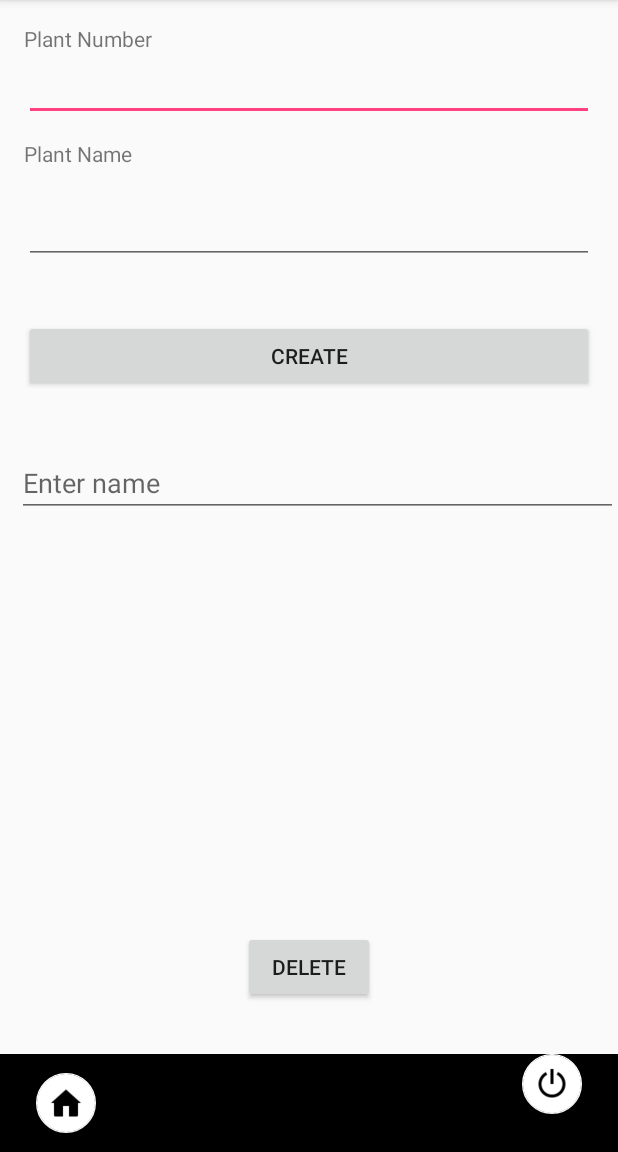
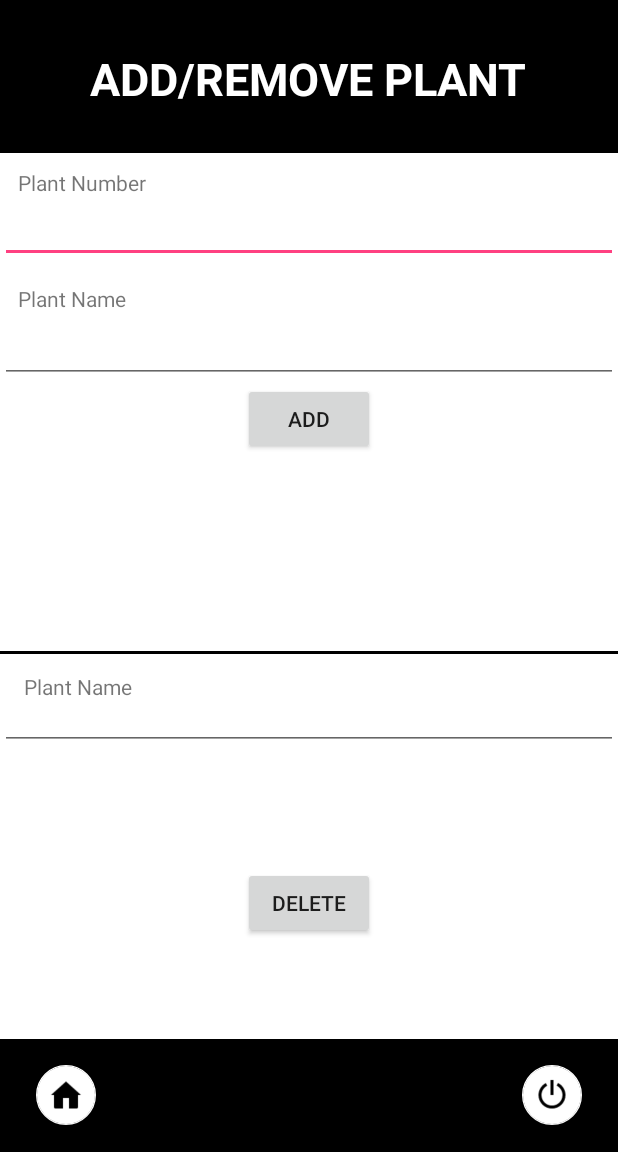
Before and after one commit to gupta-meghna64/Varuna, an Android app: the Addplant screen opened directly, with no data from a screen before it, on a phone screen of 412 x 824 dp, the part 84-1236 px from its top. Run offline under Robolectric (Android 15) with nearby library versions, the light colour scheme and no system bars; our stand-ins replace Firebase (no records; nobody signed in at launch, a user with empty details on screens opened directly); libraries missing offline, so code that uses them is left out: com.firebase.client; 1 statement that could not run was skipped.

Commit message:
Update add_plant.xml

```diff
--- a/app/src/main/res/layout/add_plant.xml
+++ b/app/src/main/res/layout/add_plant.xml
@@ -4,100 +4,176 @@
     android:layout_height="match_parent"
     xmlns:app="http://schemas.android.com/apk/res-auto"
     android:orientation="vertical"
-
+    android:id="@+id/aboutMainOutsideLayout"
     tools:context="com.example.kampaani.Addplant"
     android:clipToPadding="false"
-    android:weightSum="1">
-    <RelativeLayout
+    android:weightSum="1"
+    android:background="#000000"
+    >
+    <TextView
+        android:id="@+id/detailsHeading"
         android:layout_width="wrap_content"
         android:layout_height="wrap_content"
-        android:paddingLeft="16dp"
-        android:paddingRight="16dp"
-        android:paddingTop="16dp"
-        android:paddingBottom="16dp"
-        android:id="@+id/relativeLayout2"
+        android:text="ADD/REMOVE PLANT"
+        android:textSize="30dp"
+        android:textColor="#FFFFFF"
+        android:textStyle="bold"
+        android:layout_below="@+id/addPlantHeader"
+        android:layout_above="@+id/addPlantContent"
+        android:layout_centerHorizontal="true"
+        android:layout_marginTop="32dp"/>
+
+
+    <View
+        android:layout_width="match_parent"
+        android:layout_height="2dp"
+        android:layout_above="@+id/addPlantBottomBar"
+        android:background="#000000"
+        android:id="@+id/addPlantBottom"
+        />
+
+    <View
+        android:layout_width="match_parent"
+        android:layout_height="2dp"
+        android:layout_marginTop="100dp"
+        android:background="#000000"
+        android:id="@+id/addPlantHeading"
+        />
+
+    <RelativeLayout
+        android:layout_width="match_parent"
+        android:layout_height="match_parent"
+        android:layout_above="@+id/addPlantHeading"
+        android:id="@+id/addPlantHeader"
+        android:background="#000000"
+        >
+
+
+    </RelativeLayout>
+
+    <RelativeLayout
+        android:layout_width="match_parent"
+        android:layout_height="match_parent"
+        android:id="@+id/addPlantContent"
+        android:background="#FFFFFF"
+        android:layout_below="@+id/addPlantHeading"
+        android:layout_alignParentLeft="true"
+        android:layout_alignParentStart="true">
+
+        <RelativeLayout
+            android:layout_width="match_parent"
+            android:layout_height="match_parent"
+            android:layout_above="@+id/middle"
+            android:id="@+id/addPlantSection"
+            >
+
+            <TextView
+                android:layout_width="wrap_content"
+                android:layout_height="wrap_content"
+                android:text="Plant Number"
+                android:id="@+id/textView8"
                 android:layout_alignParentTop="true"
                 android:layout_alignParentLeft="true"
-        android:layout_alignParentStart="true">
-        <TextView
-            android:text="Plant Number"
+                android:layout_alignParentStart="true"
+                android:layout_marginLeft="12dp"
+                android:layout_marginStart="12dp"
+                android:layout_marginTop="10dp" />
+
+            <EditText
                 android:layout_width="match_parent"
                 android:layout_height="wrap_content"
-            android:id="@+id/textView3" />
+                android:id="@+id/editTextName"
+                android:layout_below="@+id/textView8"
+                android:layout_alignParentLeft="true"
+                android:layout_alignParentStart="true"
+                android:layout_marginTop="11dp"
+                android:padding="4dp"/>
+
+            <TextView
+                android:layout_width="wrap_content"
+                android:layout_height="wrap_content"
+                android:text="Plant Name"
+                android:layout_marginTop="14dp"
+                android:layout_below="@+id/editTextName"
+                android:layout_alignLeft="@+id/textView8"
+                android:layout_alignStart="@+id/textView8"
+                android:id="@+id/textView9" />
 
             <EditText
-            android:id="@+id/editTextNumber"
                 android:layout_width="match_parent"
                 android:layout_height="wrap_content"
-            android:layout_below="@+id/textView3"
+                android:id="@+id/editTextNumber"
+                android:padding="4dp"
+                android:layout_below="@+id/textView9"
                 android:layout_alignParentLeft="true"
-            android:layout_alignParentStart="true" />
+                android:layout_alignParentStart="true"
+                android:layout_marginTop="14dp" />
 
+            <Button
+                android:id="@+id/buttonSave"
+                android:layout_width="wrap_content"
+                android:layout_height="wrap_content"
+                android:text="ADD"
+                android:layout_below="@+id/editTextNumber"
+                android:layout_centerHorizontal="true" />
+        </RelativeLayout>
+
+        <RelativeLayout
+            android:layout_width="match_parent"
+            android:layout_height="match_parent"
+            android:layout_below="@+id/middle"
+            android:id="@+id/removePlantSection"
+            >
 
             <TextView
+                android:id="@+id/textView10"
+                android:layout_width="wrap_content"
+                android:layout_height="wrap_content"
+                android:layout_marginLeft="16dp"
+                android:layout_marginStart="16dp"
                 android:text="Plant Name"
-            android:layout_width="match_parent"
-            android:layout_height="wrap_content"
-            android:layout_below="@+id/editTextNumber"
+                android:layout_alignParentTop="true"
                 android:layout_alignParentLeft="true"
                 android:layout_alignParentStart="true"
                 android:layout_marginTop="12dp" />
 
             <EditText
-            android:id="@+id/editTextName"
-            android:layout_width="match_parent"
-            android:layout_height="wrap_content"
-            android:layout_below="@+id/editTextNumber"
-            android:layout_alignParentLeft="true"
-            android:layout_alignParentStart="true"
-            android:layout_marginTop="50dp" />
-
-        <Button
-            android:id="@+id/buttonSave"
-            android:text="Create"
-            android:layout_width="match_parent"
-            android:layout_height="wrap_content"
-            android:layout_marginTop="37dp"
-            android:layout_below="@+id/editTextName"
-            android:layout_alignParentLeft="true"
-            android:layout_alignParentStart="true" />
-
-
-
-
-    </RelativeLayout>
-
-    <EditText
+                android:id="@+id/deletePlantName"
                 android:layout_width="match_parent"
                 android:layout_height="wrap_content"
                 android:layout_alignParentLeft="true"
                 android:layout_alignParentStart="true"
-        android:layout_below="@+id/relativeLayout2"
-        android:layout_marginLeft="11dp"
-        android:layout_marginStart="11dp"
-        android:layout_marginTop="22dp"
-        android:hint="Enter name"
-        android:id="@+id/deletePlantName"/>
+                android:layout_below="@+id/textView10"
+                android:padding="4dp" />
 
             <Button
                 android:id="@+id/deleteBut"
                 android:layout_width="wrap_content"
                 android:layout_height="wrap_content"
-        android:layout_above="@+id/relativeLayout3"
                 android:layout_centerHorizontal="true"
-        android:layout_marginBottom="34dp"
+                android:layout_centerVertical="true"
                 android:text="DELETE" />
+        </RelativeLayout>
+
+        <View
+        android:layout_width="match_parent"
+        android:layout_height="2dp"
+        android:layout_centerVertical="true"
+        android:background="#000000"
+        android:id="@+id/middle"
+        />
+
+
+    </RelativeLayout>
 
     <RelativeLayout
         android:layout_width="match_parent"
-        android:layout_height="65dp"
+        android:layout_height="75dp"
         android:background="#000000"
-
-
         android:layout_alignParentBottom="true"
         android:layout_alignParentLeft="true"
         android:layout_alignParentStart="true"
-        android:id="@+id/relativeLayout3">
+        android:id="@+id/addPlantBottomBar">
 
         <android.support.design.widget.FloatingActionButton
             android:id="@+id/addhome"
@@ -123,11 +199,14 @@
             android:src="@drawable/power"
             app:backgroundTint="#FFFFFF"
             app:fabSize="mini"
-            android:layout_alignTop="@+id/abouthome"
+            android:layout_alignTop="@+id/addhome"
             android:layout_alignParentRight="true"
             android:layout_alignParentEnd="true" />
     </RelativeLayout>
 
 
 
+
+
+
 </RelativeLayout>
```
Lines whose indentation alone changed are shown as unchanged.
